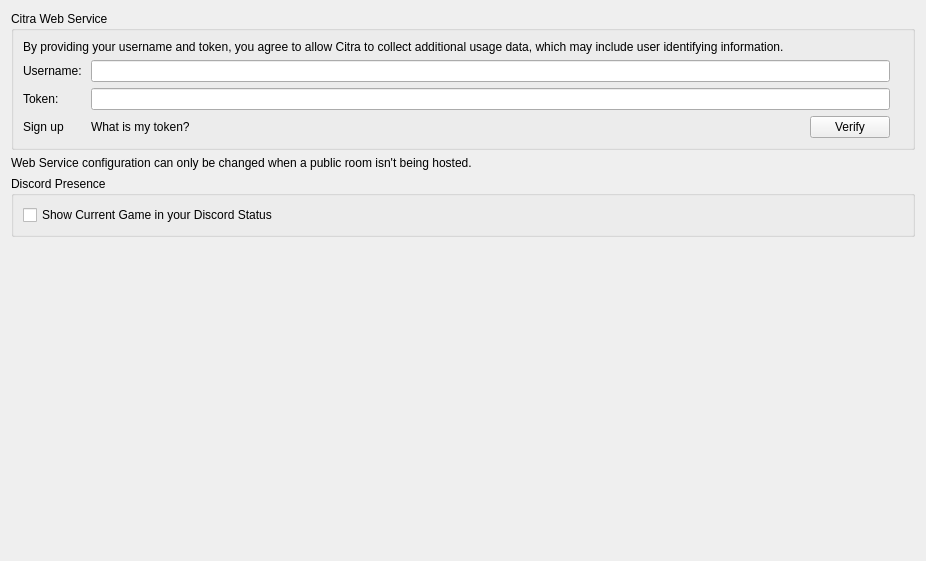
First picture: the form in src/citra_qt/configuration/configure_web.ui, repository tbsp/citra-valentin, before the edit.
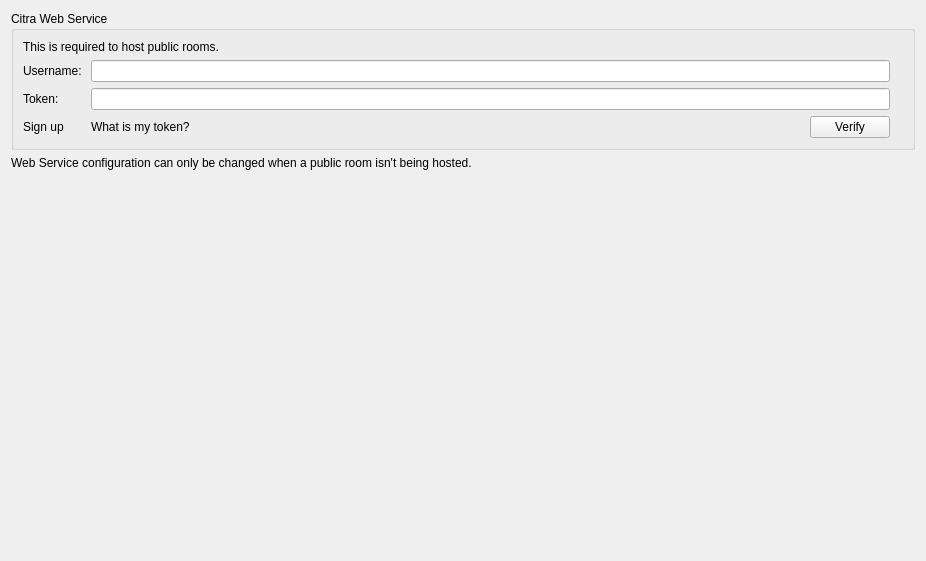
Second picture: the form after the edit.

Commit message: remove discord-rpc

```diff
--- a/src/citra_qt/configuration/configure_web.ui
+++ b/src/citra_qt/configuration/configure_web.ui
@@ -25,7 +25,7 @@
         <item>
          <widget class="QLabel" name="web_credentials_disclaimer">
           <property name="text">
-           <string>By providing your username and token, you agree to allow Citra to collect additional usage data, which may include user identifying information.</string>
+           <string>This is required to host public rooms.</string>
           </property>
          </widget>
         </item>
@@ -128,22 +128,6 @@
      </item>
     </layout>
    </item>
-   <item>
-    <widget class="QGroupBox" name="discord_group">
-     <property name="title">
-      <string>Discord Presence</string>
-     </property>
-     <layout class="QVBoxLayout" name="verticalLayout_21">
-      <item>
-       <widget class="QCheckBox" name="toggle_discordrpc">
-        <property name="text">
-         <string>Show Current Game in your Discord Status</string>
-        </property>
-       </widget>
-      </item>
-     </layout>
-    </widget>
-   </item>
    <item>
     <spacer name="verticalSpacer">
      <property name="orientation">
```
The commit also changes 18 other files.
